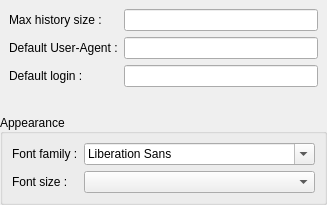
Old version of the form ui/settingsmanager/qqgeneralsettings.ui in the repository dguihal/quteqoin.
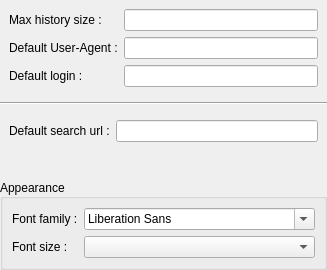
New version of the form.

Patch:
```diff
--- a/ui/settingsmanager/qqgeneralsettings.ui
+++ b/ui/settingsmanager/qqgeneralsettings.ui
@@ -7,7 +7,7 @@
     <x>0</x>
     <y>0</y>
     <width>281</width>
-    <height>205</height>
+    <height>270</height>
    </rect>
   </property>
   <property name="windowTitle">
@@ -68,6 +68,29 @@
      </layout>
     </widget>
    </item>
+   <item>
+    <widget class="Line" name="line">
+     <property name="orientation">
+      <enum>Qt::Horizontal</enum>
+     </property>
+    </widget>
+   </item>
+   <item>
+    <widget class="QWidget" name="widget" native="true">
+     <layout class="QFormLayout" name="formLayout_3">
+      <item row="0" column="0">
+       <widget class="QLabel" name="labelSearchUrl">
+        <property name="text">
+         <string>Default search url :</string>
+        </property>
+       </widget>
+      </item>
+      <item row="0" column="1">
+       <widget class="QLineEdit" name="defaultWebSearchUrlLineEdit"/>
+      </item>
+     </layout>
+    </widget>
+   </item>
    <item>
     <spacer name="verticalSpacer">
      <property name="orientation">
```
